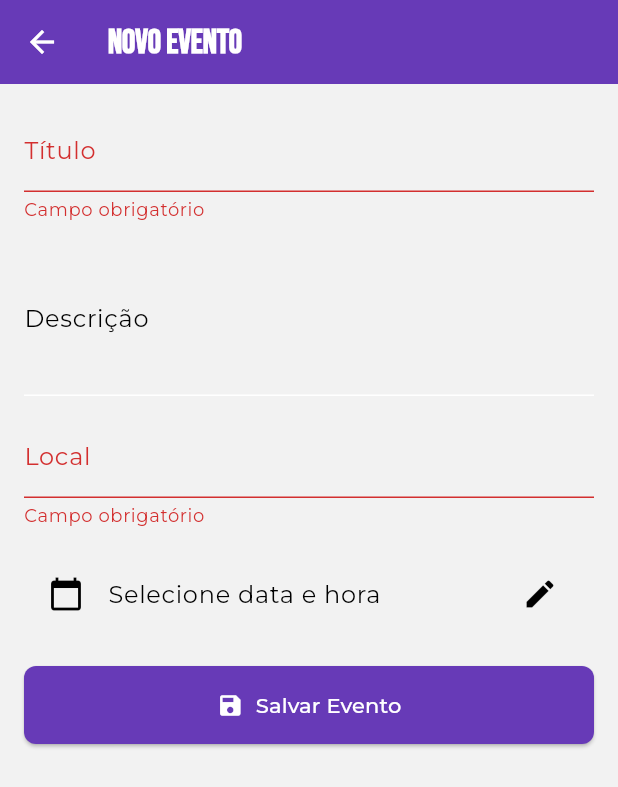
After one commit to PhelipeCurso/ipu-mobile, a Flutter app: the NovaAgendaScreen screen opened directly, after a tap on "Salvar Evento", on a phone screen of 412 x 824 dp. The commit adds this screen. Shown: the top 787 px of the screen. Run offline on Flutter 3.47's test engine with Material 3 defaults, Android fonts, the phone set to English and light mode, and no system bars; our stand-ins replace cloud_firestore, cloud_functions, firebase_auth, firebase_core, firebase_messaging, firebase_storage and 6 more; missing offline and left inert: firebase_app_check; accounts and stored records are empty; network calls fail.

Commit message:
criação da agenda e implementação da notificaçao

```diff
--- a/ipu/lib/app.dart
+++ b/ipu/lib/app.dart
@@ -16,6 +16,8 @@ import 'screens/gerenciar_informacoes_page.dart';
 import 'screens/eventos_screen.dart';
 import 'screens/noticias_screen.dart';
 import 'screens/PedidosOracaoScreen.dart';
+import 'screens/AgendaScreen.dart';
+import 'package:firebase_messaging/firebase_messaging.dart';
 
 /// Cores da identidade visual IPU
 class AppColors {
@@ -91,6 +93,8 @@ class MyApp extends StatelessWidget {
         '/eventos': (context) => const EventosScreen(),
         '/noticias': (context) => const NoticiasScreen(),
         '/pedidos-oracao': (context) => const PedidosOracaoScreen(),
+        '/nova-agenda': (context) => const AgendaScreen(podeEditarAgendas: true),
+        '/agenda': (context) => const AgendaScreen(podeEditarAgendas: false),
       },
       debugShowCheckedModeBanner: false,
     );
--- a/ipu/lib/screens/eventos_screen.dart
+++ b/ipu/lib/screens/eventos_screen.dart
@@ -71,7 +71,7 @@ class EventosScreen extends StatelessWidget {
                       const SizedBox(height: 8),
                       Text(e['descricao']),
                       const SizedBox(height: 8),
-                      Text('📍 Local: ${e['local']}'),
+                      Text('📍 Local: Igreja Povos Unidos'),
                       if (e['data'] != null)
                         Text(
                           '📅 Data: ${e['data'].toString().substring(0, 10)}',
--- /dev/null
+++ b/ipu/lib/screens/nova_agenda_screen.dart
@@ -0,0 +1,148 @@
+import 'package:cloud_firestore/cloud_firestore.dart';
+import 'package:flutter/material.dart';
+import 'package:cloud_functions/cloud_functions.dart';
+
+
+class NovaAgendaScreen extends StatefulWidget {
+  const NovaAgendaScreen({super.key});
+
+  @override
+  State<NovaAgendaScreen> createState() => _NovaAgendaScreenState();
+}
+
+class _NovaAgendaScreenState extends State<NovaAgendaScreen> {
+  final _formKey = GlobalKey<FormState>();
+  final _tituloController = TextEditingController();
+  final _descricaoController = TextEditingController();
+  final _localController = TextEditingController();
+  DateTime? _dataHoraSelecionada;
+
+  bool _carregando = false;
+
+  Future<void> _salvarEvento() async {
+    if (!_formKey.currentState!.validate() || _dataHoraSelecionada == null) return;
+
+    setState(() => _carregando = true);
+
+    try {
+      await FirebaseFirestore.instance.collection('agenda').add({
+        'titulo': _tituloController.text.trim(),
+        'descricao': _descricaoController.text.trim(),
+        'local': _localController.text.trim(),
+        'dataHora': Timestamp.fromDate(_dataHoraSelecionada!),
+        'criadoEm': FieldValue.serverTimestamp(),
+      });
+      // 🔔 Enviar notificação
+    await FirebaseFunctions.instance
+        .httpsCallable('novoEventoAgenda')
+        .call({
+         'titulo': _tituloController.text.trim(),
+         'local': _localController.text.trim(),
+         'dataHora': _dataHoraSelecionada!.toIso8601String(),
+    });
+      if (mounted) {
+        ScaffoldMessenger.of(context).showSnackBar(
+          const SnackBar(content: Text('Evento salvo com sucesso!')),
+        );
+        Navigator.pop(context);
+      }
+    } catch (e) {
+      print('Erro ao salvar evento: $e');
+      ScaffoldMessenger.of(context).showSnackBar(
+        const SnackBar(content: Text('Erro ao salvar evento.')),
+      );
+    }
+
+    setState(() => _carregando = false);
+  }
+
+  Future<void> _selecionarDataHora() async {
+    final data = await showDatePicker(
+      context: context,
+      initialDate: DateTime.now(),
+      firstDate: DateTime(2023),
+      lastDate: DateTime(2100),
+    );
+
+    if (data == null) return;
+
+    final hora = await showTimePicker(
+      context: context,
+      initialTime: TimeOfDay.now(),
+    );
+
+    if (hora == null) return;
+
+    setState(() {
+      _dataHoraSelecionada = DateTime(
+        data.year,
+        data.month,
+        data.day,
+        hora.hour,
+        hora.minute,
+      );
+    });
+  }
+
+  @override
+  Widget build(BuildContext context) {
+    return Scaffold(
+      appBar: AppBar(
+        title: const Text('Novo Evento'),
+        backgroundColor: Colors.deepPurple,
+      ),
+      body: Padding(
+        padding: const EdgeInsets.all(16),
+        child: _carregando
+            ? const Center(child: CircularProgressIndicator())
+            : Form(
+                key: _formKey,
+                child: ListView(
+                  children: [
+                    TextFormField(
+                      controller: _tituloController,
+                      decoration: const InputDecoration(labelText: 'Título'),
+                      validator: (value) =>
+                          value!.trim().isEmpty ? 'Campo obrigatório' : null,
+                    ),
+                    const SizedBox(height: 12),
+                    TextFormField(
+                      controller: _descricaoController,
+                      decoration: const InputDecoration(labelText: 'Descrição'),
+                      maxLines: 3,
+                    ),
+                    const SizedBox(height: 12),
+                    TextFormField(
+                      controller: _localController,
+                      decoration: const InputDecoration(labelText: 'Local'),
+                      validator: (value) =>
+                          value!.trim().isEmpty ? 'Campo obrigatório' : null,
+                    ),
+                    const SizedBox(height: 16),
+                    ListTile(
+                      leading: const Icon(Icons.calendar_today),
+                      title: Text(
+                        _dataHoraSelecionada == null
+                            ? 'Selecione data e hora'
+                            : '${_dataHoraSelecionada!.day}/${_dataHoraSelecionada!.month}/${_dataHoraSelecionada!.year} às ${_dataHoraSelecionada!.hour.toString().padLeft(2, '0')}:${_dataHoraSelecionada!.minute.toString().padLeft(2, '0')}',
+                      ),
+                      trailing: const Icon(Icons.edit),
+                      onTap: _selecionarDataHora,
+                    ),
+                    const SizedBox(height: 20),
+                    ElevatedButton.icon(
+                      onPressed: _salvarEvento,
+                      icon: const Icon(Icons.save),
+                      label: const Text('Salvar Evento'),
+                      style: ElevatedButton.styleFrom(
+                        backgroundColor: Colors.deepPurple,
+                        padding: const EdgeInsets.symmetric(vertical: 16),
+                      ),
+                    )
+                  ],
+                ),
+              ),
+      ),
+    );
+  }
+}
--- a/ipu/lib/widgets/home_servico_widget.dart
+++ b/ipu/lib/widgets/home_servico_widget.dart
@@ -54,6 +54,7 @@ class _HomeServicoWidgetState extends State<HomeServicoWidget> {
         exibirMenuLancamentos: false,
         podeGerenciarAgenda: false,
         podeVerPedidosOracao: false,
+        podeEditarAgendas: false,
       ),
       appBar: AppBar(title: const Text('Destaques da Área de Serviço')),
       body: Padding(
--- a/ipu/pubspec.yaml
+++ b/ipu/pubspec.yaml
@@ -46,6 +46,7 @@ dependencies:
   url_launcher: ^6.2.5
   firebase_app_check: ^0.2.1+8
   firebase_messaging: ^14.7.1
+  cloud_functions: ^4.5.5
 
   # The following adds the Cupertino Icons font to your application.
   # Use with the CupertinoIcons class for iOS style icons.
```
Also changed, not shown: ipu/lib/main.dart (+8 -9 lines), ipu/lib/screens/AgendaScreen.dart (added, +257 -0 lines), ipu/lib/screens/WelcomeScreen.dart (+27 -5 lines), ipu/lib/screens/home_screen.dart (+8 -1 lines), ipu/lib/widgets/menu_lateral_widget.dart (+10 -1 lines), ipu/pubspec.lock, 2 other files.
